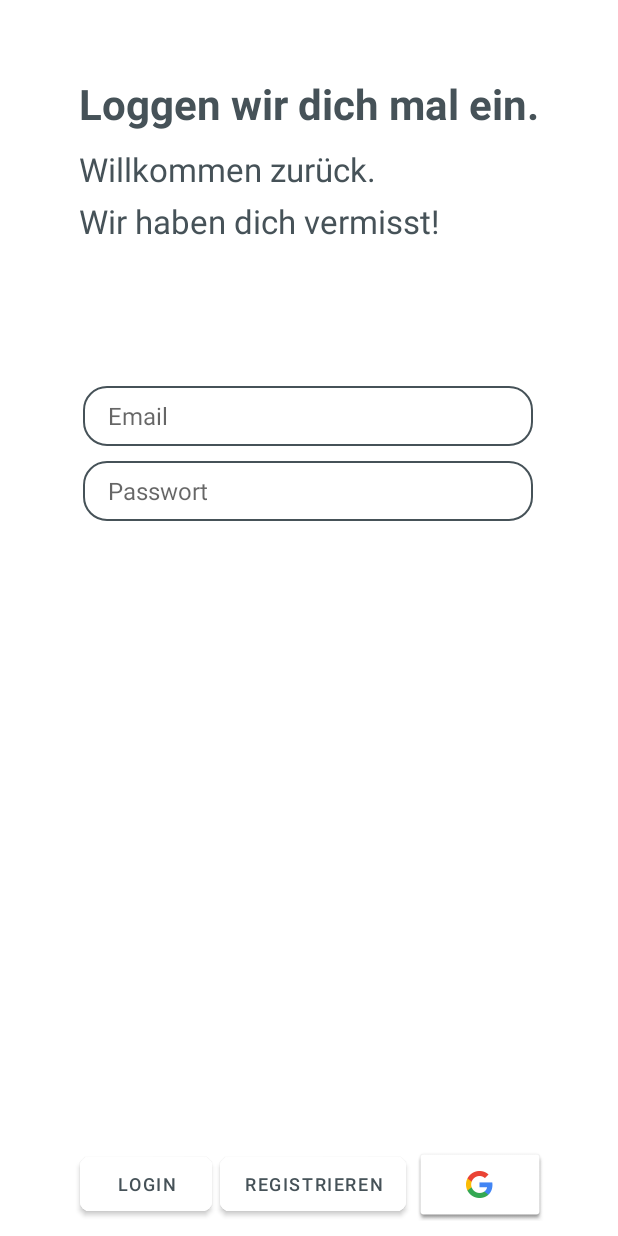
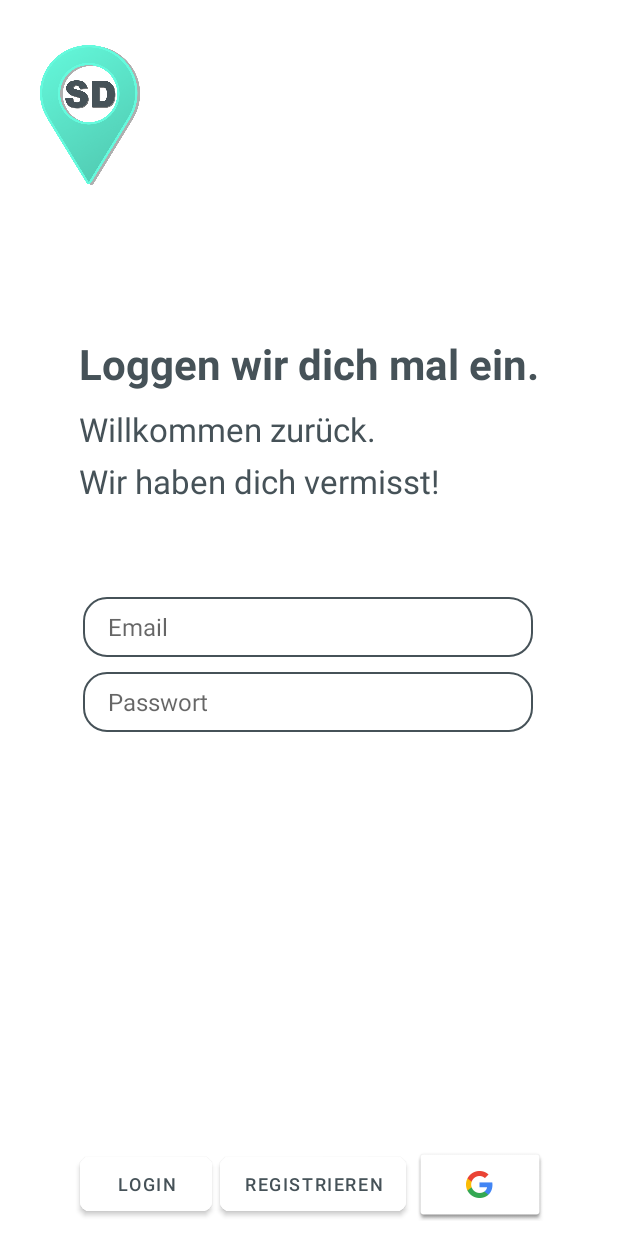
Before and after one commit to Hyphiin/thmProject_KotlinApp-simplyDrive, an Android app: the screen it shows after launch (RegisterActivity), on a phone screen of 412 x 824 dp. Run offline under Robolectric (Android 15) with nearby library versions, the phone set to English and light mode, and no system bars; our stand-ins replace Dagger/Hilt's generated code, Firebase (no records; nobody signed in at launch, a user with empty details on screens opened directly).

Commit message:
little style changes

```diff
--- a/app/src/main/res/layout/activity_main.xml
+++ b/app/src/main/res/layout/activity_main.xml
@@ -33,8 +33,8 @@
 
                 <de.hdodenhof.circleimageview.CircleImageView
                     android:id="@+id/img__currentUser"
-                    android:layout_width="75dp"
-                    android:layout_height="75dp"
+                    android:layout_width="71dp"
+                    android:layout_height="71dp"
                     android:src="@drawable/maxe"
                     app:layout_constraintBottom_toBottomOf="parent"
                     app:layout_constraintEnd_toEndOf="parent"
--- a/app/src/main/res/layout/activity_register.xml
+++ b/app/src/main/res/layout/activity_register.xml
@@ -7,14 +7,31 @@
     tools:context=".RegisterActivity">
 
     <LinearLayout
+        android:id="@+id/linearLayout8"
+        android:layout_width="wrap_content"
+        android:layout_height="wrap_content"
+        android:layout_marginStart="10dp"
+        android:layout_marginTop="30dp"
+        android:orientation="vertical"
+        app:layout_constraintStart_toStartOf="parent"
+        app:layout_constraintTop_toTopOf="parent">
+
+        <ImageView
+            android:id="@+id/imageView3"
+            android:layout_width="100dp"
+            android:layout_height="93dp"
+            app:srcCompat="@drawable/logo2" />
+    </LinearLayout>
+
+    <LinearLayout
         android:id="@+id/linearLayout5"
         android:layout_width="wrap_content"
         android:layout_height="wrap_content"
-        android:layout_marginTop="50dp"
+        android:layout_marginTop="100dp"
         android:orientation="vertical"
         app:layout_constraintEnd_toEndOf="parent"
         app:layout_constraintStart_toStartOf="parent"
-        app:layout_constraintTop_toTopOf="parent">
+        app:layout_constraintTop_toBottomOf="@+id/linearLayout8">
 
         <TextView
             android:id="@+id/textView8"
```
